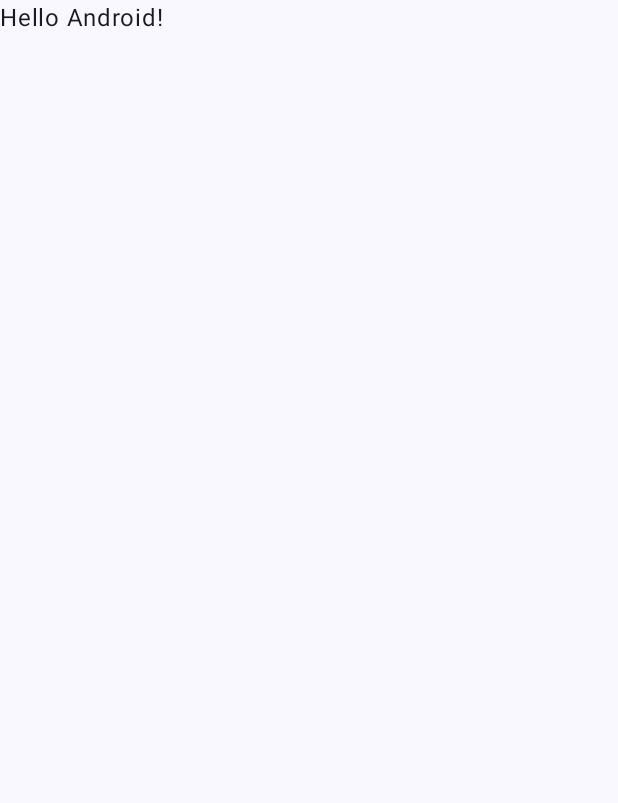
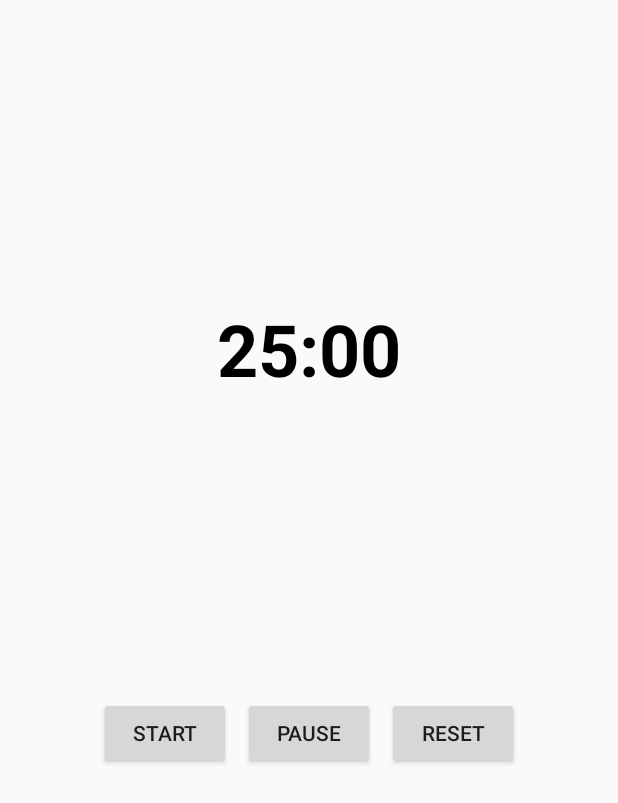
Before and after one commit to dragonfisher29/TimeLoom, an Android app built with Jetpack Compose: the screen it shows after launch (MainActivity), on a phone screen of 412 x 824 dp. Before the commit the part shown is almost empty. Shown: the top 803 px of the screen. Run offline under Robolectric (Android 15) with nearby library versions, the phone set to English and light mode, and no system bars.

Commit message:
Initial working timer with start, pause, and reset functionality

```diff
--- a/app/build.gradle.kts
+++ b/app/build.gradle.kts
@@ -36,6 +36,8 @@ android {
     }
     buildFeatures {
         compose = true
+        viewBinding = true
+
     }
 }
 
@@ -49,6 +51,8 @@ dependencies {
     implementation(libs.androidx.ui.graphics)
     implementation(libs.androidx.ui.tooling.preview)
     implementation(libs.androidx.material3)
+    implementation("androidx.appcompat:appcompat:1.7.1")
+    implementation(libs.androidx.constraintlayout)
     testImplementation(libs.junit)
     androidTestImplementation(libs.androidx.junit)
     androidTestImplementation(libs.androidx.espresso.core)
--- a/app/src/main/AndroidManifest.xml
+++ b/app/src/main/AndroidManifest.xml
@@ -14,7 +14,6 @@
         <activity
             android:name=".MainActivity"
             android:exported="true"
-            android:label="@string/app_name"
             android:theme="@style/Theme.TimeLoom">
             <intent-filter>
                 <action android:name="android.intent.action.MAIN" />
--- a/app/src/main/java/com/example/timeloom/MainActivity.kt
+++ b/app/src/main/java/com/example/timeloom/MainActivity.kt
@@ -1,47 +1,84 @@
 package com.example.timeloom
 
 import android.os.Bundle
-import androidx.activity.ComponentActivity
-import androidx.activity.compose.setContent
-import androidx.activity.enableEdgeToEdge
-import androidx.compose.foundation.layout.fillMaxSize
-import androidx.compose.foundation.layout.padding
-import androidx.compose.material3.Scaffold
-import androidx.compose.material3.Text
-import androidx.compose.runtime.Composable
-import androidx.compose.ui.Modifier
-import androidx.compose.ui.tooling.preview.Preview
-import com.example.timeloom.ui.theme.TimeLoomTheme
+import android.os.CountDownTimer
+import android.widget.Button
+import android.widget.TextView
+import androidx.appcompat.app.AppCompatActivity
+import java.util.Locale
 
-class MainActivity : ComponentActivity() {
+class MainActivity : AppCompatActivity() {
+
+    private lateinit var timerText: TextView
+    private lateinit var startButton: Button
+    private lateinit var resetButton: Button
+    private lateinit var pauseButton: Button
+
+    private var countDownTimer: CountDownTimer? = null
+    private var timeLeftInMillis: Long = 25 * 60 * 1000 // 25 minutes
+    private var isTimerRunning = false
+
     override fun onCreate(savedInstanceState: Bundle?) {
+        supportActionBar?.hide()
         super.onCreate(savedInstanceState)
-        enableEdgeToEdge()
-        setContent {
-            TimeLoomTheme {
-                Scaffold(modifier = Modifier.fillMaxSize()) { innerPadding ->
-                    Greeting(
-                        name = "Android",
-                        modifier = Modifier.padding(innerPadding)
-                    )
-                }
+        setContentView(R.layout.activity_main)
+
+        timerText = findViewById(R.id.timer_text)
+        startButton = findViewById(R.id.start_button)
+        resetButton = findViewById(R.id.reset_button)
+        pauseButton= findViewById(R.id.pauseButton)
+
+        updateTimerText()
+
+        startButton.setOnClickListener {
+            if (!isTimerRunning) {
+                startTimer()
             }
         }
+
+        resetButton.setOnClickListener {
+            resetTimer()
+        }
+
+        pauseButton.setOnClickListener {
+            pauseTimer()
+        }
+    }
+
+    private fun pauseTimer() {
+        if (isTimerRunning) {
+            countDownTimer?.cancel()
+            isTimerRunning = false
+        }
+    }
+
+    private fun startTimer() {
+        countDownTimer = object : CountDownTimer(timeLeftInMillis, 1000) {
+            override fun onTick(millisUntilFinished: Long) {
+                timeLeftInMillis = millisUntilFinished
+                updateTimerText()
+            }
+
+            override fun onFinish() {
+                isTimerRunning = false
+                timerText.text = getString(R.string.done)
+            }
+        }.start()
+
+        isTimerRunning = true
+    }
+
+    private fun resetTimer() {
+        countDownTimer?.cancel()
+        timeLeftInMillis = 25 * 60 * 1000
+        updateTimerText()
+        isTimerRunning = false
+    }
+
+    private fun updateTimerText() {
+        val minutes = (timeLeftInMillis / 1000) / 60
+        val seconds = (timeLeftInMillis / 1000) % 60
+        val timeFormatted = String.format(Locale.getDefault(), "%02d:%02d", minutes, seconds)
+        timerText.text = timeFormatted
     }
 }
-
-@Composable
-fun Greeting(name: String, modifier: Modifier = Modifier) {
-    Text(
-        text = "Hello $name!",
-        modifier = modifier
-    )
-}
-
-@Preview(showBackground = true)
-@Composable
-fun GreetingPreview() {
-    TimeLoomTheme {
-        Greeting("Android")
-    }
-}
--- /dev/null
+++ b/app/src/main/res/layout/activity_main.xml
@@ -0,0 +1,65 @@
+<?xml version="1.0" encoding="utf-8"?>
+<androidx.constraintlayout.widget.ConstraintLayout
+    xmlns:android="http://schemas.android.com/apk/res/android"
+    xmlns:app="http://schemas.android.com/apk/res-auto"
+    xmlns:tools="http://schemas.android.com/tools"
+    android:layout_width="match_parent"
+    android:layout_height="match_parent"
+    tools:context=".MainActivity">
+
+    <!-- Timer Display -->
+
+    <!-- Button Row -->
+
+    <TextView
+        android:id="@+id/timer_text"
+        android:layout_width="wrap_content"
+        android:layout_height="wrap_content"
+        android:layout_marginTop="200dp"
+        android:layout_marginBottom="100dp"
+        android:text="@string/default_timer"
+        android:textColor="@android:color/black"
+        android:textSize="48sp"
+        android:textStyle="bold"
+        app:layout_constraintBottom_toTopOf="@+id/buttonContainer"
+        app:layout_constraintEnd_toEndOf="parent"
+        app:layout_constraintStart_toStartOf="parent"
+        app:layout_constraintTop_toTopOf="parent"
+        app:layout_constraintVertical_chainStyle="packed" />
+
+    <LinearLayout
+        android:id="@+id/buttonContainer"
+        style="?android:attr/buttonBarStyle"
+        android:layout_width="wrap_content"
+        android:layout_height="wrap_content"
+        android:layout_marginTop="200dp"
+        android:orientation="horizontal"
+        app:layout_constraintEnd_toEndOf="parent"
+        app:layout_constraintStart_toStartOf="parent"
+        app:layout_constraintTop_toBottomOf="@id/timer_text">
+
+        <Button
+            android:id="@+id/start_button"
+            style="@style/Widget.AppCompat.Button"
+            android:layout_width="wrap_content"
+            android:layout_height="wrap_content"
+            android:text="@string/start" />
+
+        <Button
+            android:id="@+id/pauseButton"
+            style="@style/Widget.AppCompat.Button"
+            android:layout_width="wrap_content"
+            android:layout_height="wrap_content"
+            android:layout_marginStart="8dp"
+            android:layout_marginEnd="8dp"
+            android:text="@string/pause" />
+
+        <Button
+            android:id="@+id/reset_button"
+            style="@style/Widget.AppCompat.Button"
+            android:layout_width="wrap_content"
+            android:layout_height="wrap_content"
+            android:text="@string/reset" />
+    </LinearLayout>
+
+</androidx.constraintlayout.widget.ConstraintLayout>
--- a/app/src/main/res/values/strings.xml
+++ b/app/src/main/res/values/strings.xml
@@ -1,3 +1,9 @@
 <resources>
     <string name="app_name">TimeLoom</string>
+    <string name="start">Start</string>
+    <string name="reset">Reset</string>
+    <string name="default_timer">25:00</string>
+    <string name="done">Done!</string>
+    <string name="pause">Pause</string>
+
 </resources>
--- a/app/src/main/res/values/themes.xml
+++ b/app/src/main/res/values/themes.xml
@@ -1,5 +1,5 @@
 <?xml version="1.0" encoding="utf-8"?>
 <resources>
 
-    <style name="Theme.TimeLoom" parent="android:Theme.Material.Light.NoActionBar" />
+    <style name="Theme.TimeLoom" parent="Theme.AppCompat.Light.DarkActionBar"/>
 </resources>
--- a/gradle/libs.versions.toml
+++ b/gradle/libs.versions.toml
@@ -8,6 +8,7 @@ espressoCore = "3.6.1"
 lifecycleRuntimeKtx = "2.9.2"
 activityCompose = "1.10.1"
 composeBom = "2024.09.00"
+constraintlayout = "2.2.1"
 
 [libraries]
 androidx-core-ktx = { group = "androidx.core", name = "core-ktx", version.ref = "coreKtx" }
@@ -24,6 +25,7 @@ androidx-ui-tooling-preview = { group = "androidx.compose.ui", name = "ui-toolin
 androidx-ui-test-manifest = { group = "androidx.compose.ui", name = "ui-test-manifest" }
 androidx-ui-test-junit4 = { group = "androidx.compose.ui", name = "ui-test-junit4" }
 androidx-material3 = { group = "androidx.compose.material3", name = "material3" }
+androidx-constraintlayout = { group = "androidx.constraintlayout", name = "constraintlayout", version.ref = "constraintlayout" }
 
 [plugins]
 android-application = { id = "com.android.application", version.ref = "agp" }
```
